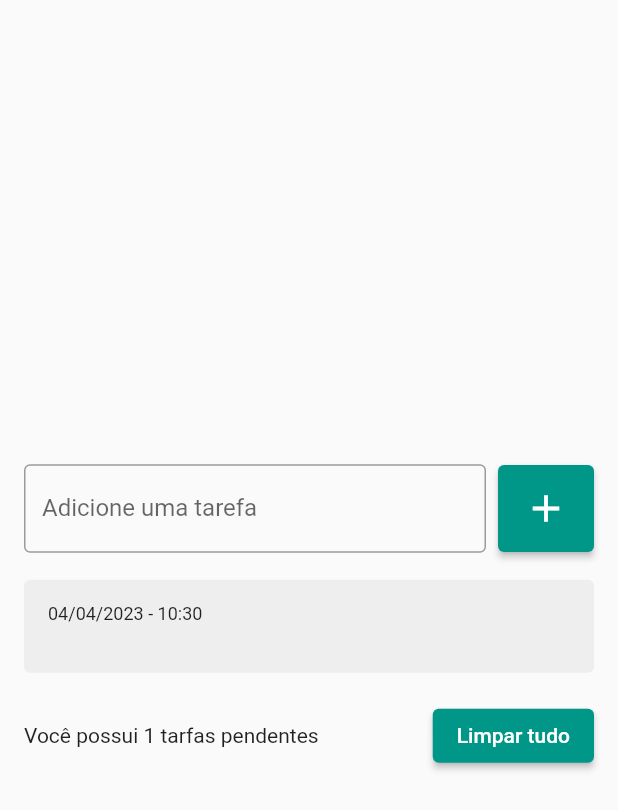
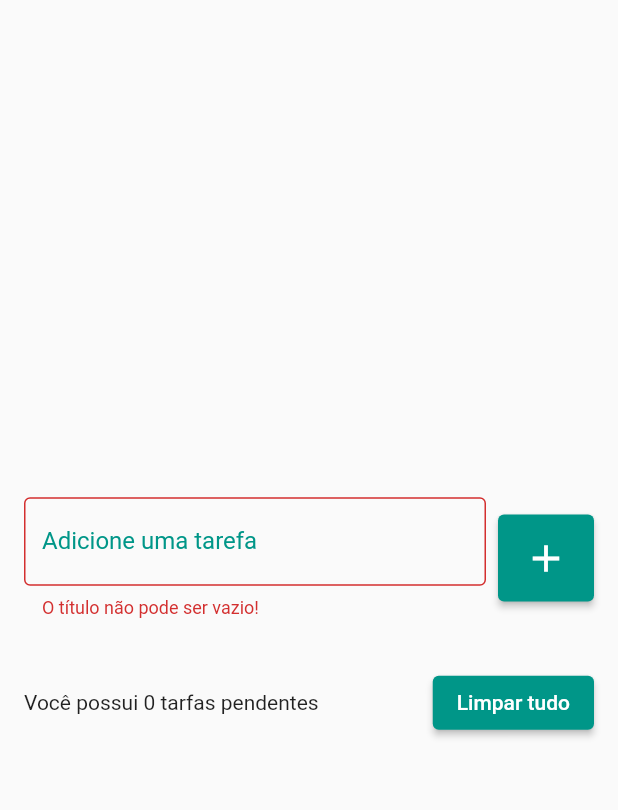
Before and after one commit to phesgot/lista_de_tarefas, a Flutter app: the screen it shows after launch, after a tap on the "add" icon, on a phone screen of 412 x 824 dp. Shown: the top 810 px of the screen. Run offline on Flutter 3.47's test engine with Material 2 defaults, Android fonts, the phone set to English and light mode, and no system bars; drawn by our look-alikes of flutter_slidable; our stand-ins replace shared_preferences.

```diff
--- a/lib/models/todo.dart
+++ b/lib/models/todo.dart
@@ -2,7 +2,17 @@ class Todo {
 
   Todo({required this.title, required this.dateTime});
 
+  Todo.fromJson(Map<String, dynamic> json)
+    : title = json['title'],
+      dateTime = DateTime.parse(json['datetime']);
+
   String title;
   DateTime dateTime;
 
+  Map<String, dynamic> toJson(){
+    return{
+      'title': title,
+      'datetime': dateTime.toIso8601String(),
+    };
+  }
 }
--- a/lib/pages/todo_list_page.dart
+++ b/lib/pages/todo_list_page.dart
@@ -1,4 +1,5 @@
 import 'package:flutter/material.dart';
+import 'package:lista_de_tarefas/repositories/todo_repository.dart';
 
 import '../models/todo.dart';
 import '../widgets/todo_list_item.dart';
@@ -12,11 +13,25 @@ class TodoListPage extends StatefulWidget {
 
 class _TodoListPageState extends State<TodoListPage> {
   final TextEditingController todoController = TextEditingController();
+  final TodoRepository todoRepository = TodoRepository();
 
   List<Todo> todos = [];
 
   Todo? deletedTodo;
   int? deletedTodoPos;
+
+  String? errorText;
+
+  @override
+  void initState() {
+    super.initState();
+
+    todoRepository.getTodoList().then((value){
+      setState(() {
+        todos = value;
+      });
+    });
+  }
 
   @override
   Widget build(BuildContext context) {
@@ -33,10 +48,21 @@ class _TodoListPageState extends State<TodoListPage> {
                     Expanded(
                       child: TextField(
                         controller: todoController,
-                        decoration: const InputDecoration(
-                            border: OutlineInputBorder(),
-                            labelText: 'Adicione uma tarefa',
-                            hintText: 'Ex.: Fazer compras'),
+                        decoration: InputDecoration(
+                          border: const OutlineInputBorder(),
+                          labelText: 'Adicione uma tarefa',
+                          hintText: 'Ex.: Fazer compras',
+                          errorText: errorText,
+                          labelStyle: const TextStyle(
+                            color: Colors.teal,
+                          ),
+                          focusedBorder: const OutlineInputBorder(
+                            borderSide: BorderSide(
+                              color: Colors.teal,
+                              width: 2,
+                            ),
+                          ),
+                        ),
                       ),
                     ),
                     const SizedBox(
@@ -45,12 +71,22 @@ class _TodoListPageState extends State<TodoListPage> {
                     ElevatedButton(
                       onPressed: () {
                         String tarefa = todoController.text;
+
+                        if(tarefa.isEmpty){
+                          setState(() {
+                            errorText = 'O título não pode ser vazio!';
+                          });
+                          return;
+                        }
+
                         setState(() {
                           Todo newTodo =
                               Todo(title: tarefa, dateTime: DateTime.now());
                           todos.add(newTodo);
+                          errorText = null;
                         });
                         todoController.clear();
+                        todoRepository.saveTodoList(todos);
                       },
                       style: ElevatedButton.styleFrom(
                         backgroundColor: Colors.teal,
@@ -103,6 +139,40 @@ class _TodoListPageState extends State<TodoListPage> {
     );
   }
 
+
+  void onDelete(Todo todo) {
+    deletedTodo = todo;
+    deletedTodoPos = todos.indexOf(todo);
+
+    setState(() {
+      todos.remove(todo);
+    });
+    todoRepository.saveTodoList(todos);
+
+    ScaffoldMessenger.of(context).clearSnackBars();
+    ScaffoldMessenger.of(context).showSnackBar(
+      SnackBar(
+        content: Text(
+          'Tarefa ${todo.title} foi removido com sucesso!',
+          style: const TextStyle(color: Colors.black),
+        ),
+        backgroundColor: Colors.white,
+        action: SnackBarAction(
+          label: 'Desfazer',
+          textColor: Colors.teal,
+          onPressed: () {
+            setState(() {
+              todos.insert(deletedTodoPos!, deletedTodo!);
+            });
+            todoRepository.saveTodoList(todos);
+          },
+        ),
+        duration: const Duration(seconds: 2),
+      ),
+    );
+  }
+
+
   void showDeleteTodosConfirmationDialog() {
     showDialog(
       context: context,
@@ -132,35 +202,6 @@ class _TodoListPageState extends State<TodoListPage> {
       todos.clear();
       Navigator.of(context).pop();
     });
-  }
-
-  void onDelete(Todo todo) {
-    deletedTodo = todo;
-    deletedTodoPos = todos.indexOf(todo);
-
-    setState(() {
-      todos.remove(todo);
-
-      ScaffoldMessenger.of(context).clearSnackBars();
-      ScaffoldMessenger.of(context).showSnackBar(
-        SnackBar(
-          content: Text(
-            'Tarefa ${todo.title} foi removido com sucesso!',
-            style: const TextStyle(color: Colors.black),
-          ),
-          backgroundColor: Colors.white,
-          action: SnackBarAction(
-            label: 'Desfazer',
-            textColor: Colors.teal,
-            onPressed: () {
-              setState(() {
-                todos.insert(deletedTodoPos!, deletedTodo!);
-              });
-            },
-          ),
-          duration: const Duration(seconds: 2),
-        ),
-      );
-    });
+    todoRepository.saveTodoList(todos);
   }
 }
--- /dev/null
+++ b/lib/repositories/todo_repository.dart
@@ -0,0 +1,24 @@
+import 'dart:convert';
+import 'package:shared_preferences/shared_preferences.dart';
+import '../models/todo.dart';
+
+const String todoListKey = 'todo_list';
+
+class TodoRepository {
+
+  late SharedPreferences sharedPreferences;
+
+  Future<List<Todo>> getTodoList() async {
+    sharedPreferences = await SharedPreferences.getInstance();
+    final String jsonString = sharedPreferences.getString(todoListKey) ?? '[]';
+    final List jsonDecoded = jsonDecode(jsonString) as List;
+    return jsonDecoded.map((e) => Todo.fromJson(e)).toList();
+  }
+
+  void saveTodoList(List<Todo> todos){
+    final String jsonString = jsonEncode(todos);
+    sharedPreferences.setString(todoListKey, jsonString);
+
+    print(jsonString);
+  }
+}
--- a/pubspec.yaml
+++ b/pubspec.yaml
@@ -38,6 +38,7 @@ dependencies:
   cupertino_icons: ^1.0.2
   intl:
   flutter_slidable: ^0.6.0
+  shared_preferences: ^2.1.0
 
 dev_dependencies:
   flutter_test:
```
Also changed, not shown: pubspec.lock.
